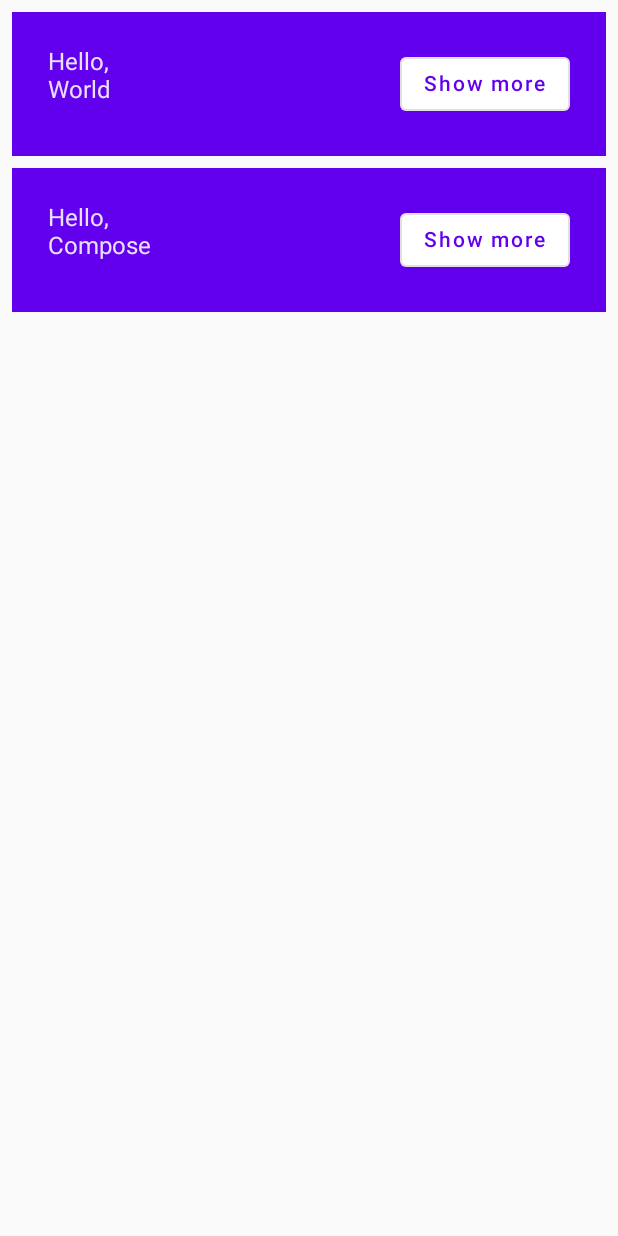
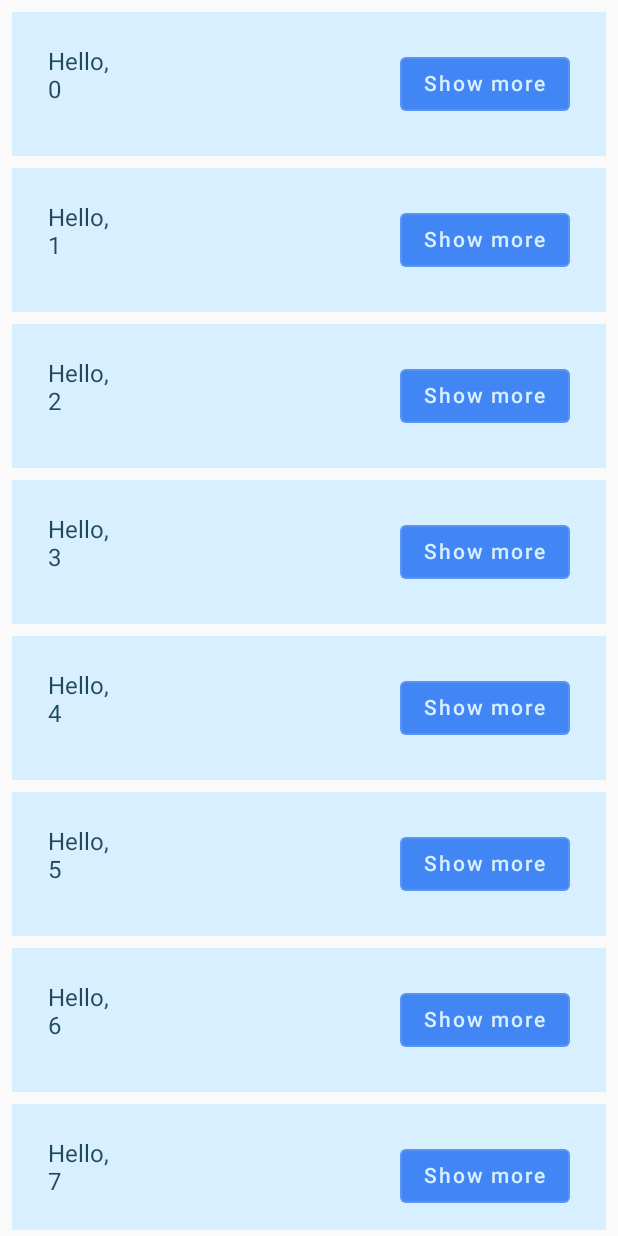
Before and after one commit to Enissay38/TutorialCompose, an Android app built with Jetpack Compose: the screen it shows after launch (MainActivity), after a tap on "Continue", on a phone screen of 412 x 824 dp. Run offline under Robolectric (Android 15) with nearby library versions, the phone set to English and light mode, and no system bars.

Commit message:
add menu

```diff
--- a/app/src/main/java/com/example/listtuto/MainActivity.kt
+++ b/app/src/main/java/com/example/listtuto/MainActivity.kt
@@ -1,11 +1,19 @@
 package com.example.listtuto
 
+import android.content.res.Configuration.UI_MODE_NIGHT_YES
 import android.os.Bundle
 import androidx.activity.ComponentActivity
 import androidx.activity.compose.setContent
+import androidx.compose.animation.core.*
 import androidx.compose.foundation.layout.*
+import androidx.compose.foundation.lazy.LazyColumn
+import androidx.compose.foundation.lazy.items
 import androidx.compose.material.*
-import androidx.compose.runtime.*
+import androidx.compose.runtime.Composable
+import androidx.compose.runtime.getValue
+import androidx.compose.runtime.mutableStateOf
+import androidx.compose.runtime.saveable.rememberSaveable
+import androidx.compose.runtime.setValue
 import androidx.compose.ui.Alignment
 import androidx.compose.ui.Modifier
 import androidx.compose.ui.tooling.preview.Preview
@@ -26,7 +34,7 @@ class MainActivity : ComponentActivity() {
 @Composable
 fun MyApp() {
 
-    var shouldShowOnboarding by remember { mutableStateOf(true) }
+    var shouldShowOnboarding by rememberSaveable { mutableStateOf(true) }
 
     if (shouldShowOnboarding) {
         OnboardingScreen(onContinueClicked = { shouldShowOnboarding = false })
@@ -56,9 +64,9 @@ fun OnboardingScreen(onContinueClicked: () -> Unit) {
 }
 
 @Composable
-private fun Greetings(names: List<String> = listOf("World", "Compose")) {
-    Column(modifier = Modifier.padding(vertical = 4.dp)) {
-        for (name in names) {
+private fun Greetings(names: List<String> = List(100) { "$it" }) {
+    LazyColumn(modifier = Modifier.padding(vertical = 4.dp)) {
+        items(items = names) { name ->
             Greeting(name = name)
         }
     }
@@ -75,31 +83,42 @@ fun OnboardingPreview() {
 @Composable
 private fun Greeting(name: String) {
 
-    val expanded = remember { mutableStateOf(false) }
+    var expanded by rememberSaveable { mutableStateOf(false) }
 
-    val extraPadding = if (expanded.value) 48.dp else 0.dp
-
+    val extraPadding by animateDpAsState(
+        if (expanded) 48.dp else 0.dp,
+        animationSpec = spring(
+            dampingRatio = Spring.DampingRatioHighBouncy,
+            stiffness = Spring.StiffnessLow,
+        )
+    )
     Surface(
         color = MaterialTheme.colors.primary,
         modifier = Modifier.padding(vertical = 4.dp, horizontal = 8.dp)
     ) {
         Row(modifier = Modifier.padding(24.dp)) {
-            Column(modifier = Modifier
-                .weight(1f)
-                .padding(bottom = extraPadding)
+            Column(
+                modifier = Modifier
+                    .weight(1f)
+                    .padding(bottom = extraPadding.coerceAtLeast(0.dp))
             ) {
                 Text(text = "Hello, ")
                 Text(text = name)
             }
             OutlinedButton(
-                onClick = { expanded.value = !expanded.value }
+                onClick = { expanded = !expanded }
             ) {
-                Text(if (expanded.value) "Show less" else "Show more")
+                Text(if (expanded) "Show less" else "Show more")
             }
         }
     }
 }
-
+@Preview(
+    showBackground = true,
+    widthDp = 320,
+    uiMode = UI_MODE_NIGHT_YES,
+    name = "DefaultPreviewDark"
+)
 @Preview(showBackground = true, widthDp = 320)
 @Composable
 fun DefaultPreview() {
--- a/app/src/main/java/com/example/listtuto/ui/theme/Color.kt
+++ b/app/src/main/java/com/example/listtuto/ui/theme/Color.kt
@@ -6,3 +6,8 @@ val Purple200 = Color(0xFFBB86FC)
 val Purple500 = Color(0xFF6200EE)
 val Purple700 = Color(0xFF3700B3)
 val Teal200 = Color(0xFF03DAC5)
+val Navy = Color(0xFF073042)
+val Blue = Color(0xFF4285F4)
+val LightBlue = Color(0xFFD7EFFE)
+val Chartreuse = Color(0xFFEFF7CF)
+val Orange = Color(0xFFFF5722)
--- a/app/src/main/java/com/example/listtuto/ui/theme/Theme.kt
+++ b/app/src/main/java/com/example/listtuto/ui/theme/Theme.kt
@@ -5,17 +5,21 @@ import androidx.compose.material.MaterialTheme
 import androidx.compose.material.darkColors
 import androidx.compose.material.lightColors
 import androidx.compose.runtime.Composable
+import androidx.compose.ui.graphics.Color
 
 private val DarkColorPalette = darkColors(
-    primary = Purple200,
-    primaryVariant = Purple700,
-    secondary = Teal200
+    surface = Blue,
+    onSurface = Navy,
+    primary = Navy,
+    onPrimary = Chartreuse
 )
 
 private val LightColorPalette = lightColors(
-    primary = Purple500,
-    primaryVariant = Purple700,
-    secondary = Teal200
+    surface = Blue,
+    onSurface = Color.White,
+    primary = LightBlue,
+    onPrimary = Navy
+
 
     /* Other default colors to override
     background = Color.White,
```
